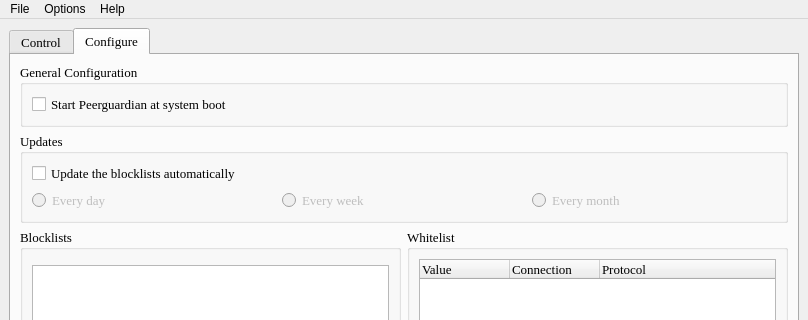
okyes/peerguardian, file pgl/pgl-gui/ui/main_window.ui: the form before one commit; both pictures show x 0 to 808 and y 0 to 320 of the 808 by 602 pixel window.
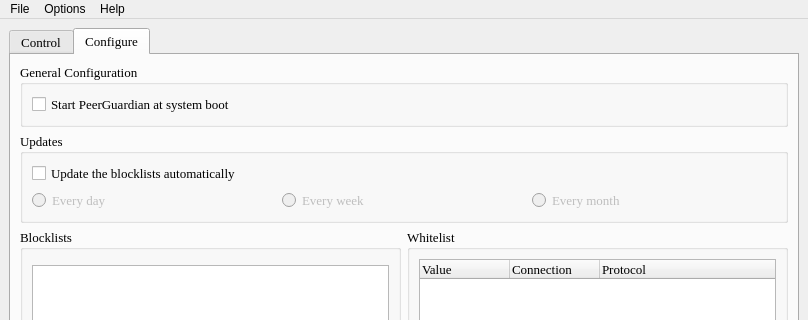
The form after the commit. The open tabs and pages were chosen to show the change. Icons and pictures are not drawn.

Patch:
```diff
--- a/pgl/pgl-gui/ui/main_window.ui
+++ b/pgl/pgl-gui/ui/main_window.ui
@@ -500,7 +500,7 @@
               <string>Start MoBlock as a daemon when the computer starts</string>
              </property>
              <property name="text">
-              <string>Start Peerguardian at system boot</string>
+              <string>Start PeerGuardian at system boot</string>
              </property>
             </widget>
            </item>
```
Left out of the diff: 2 changed lines with no effect on the pictures.
